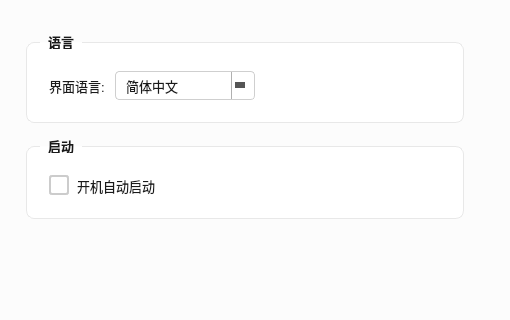
JiaYongChen/CrossRemoteDesktop, file src/ui/settingsdialog.ui: the form before one commit; both pictures show x 190 to 700 and y 0 to 320 of the 700 by 500 pixel window.
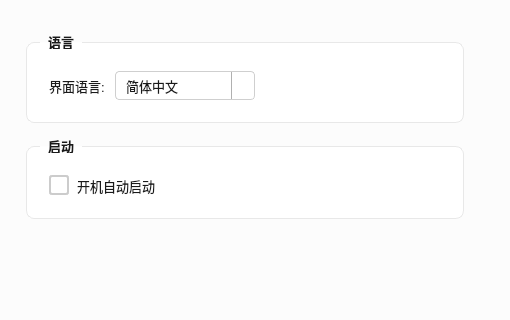
The form after the commit. Icons and pictures are not drawn.

Commit message: fix: 移除 QComboBox::down-arrow CSS 三角（Qt 子控件不支持 border 三角形），恢复系统原箭头

What changed in the file:
```diff
--- a/src/ui/settingsdialog.ui
+++ b/src/ui/settingsdialog.ui
@@ -127,15 +127,6 @@
     border-bottom-right-radius: 4px;
 }
 
-QComboBox::down-arrow {
-    width: 0;
-    height: 0;
-    border-left: 5px solid transparent;
-    border-right: 5px solid transparent;
-    border-top: 6px solid #555555;
-    margin-right: 6px;
-}
-
 QComboBox QAbstractItemView {
     border: 1px solid #cfcfcf;
     border-radius: 4px;
```
